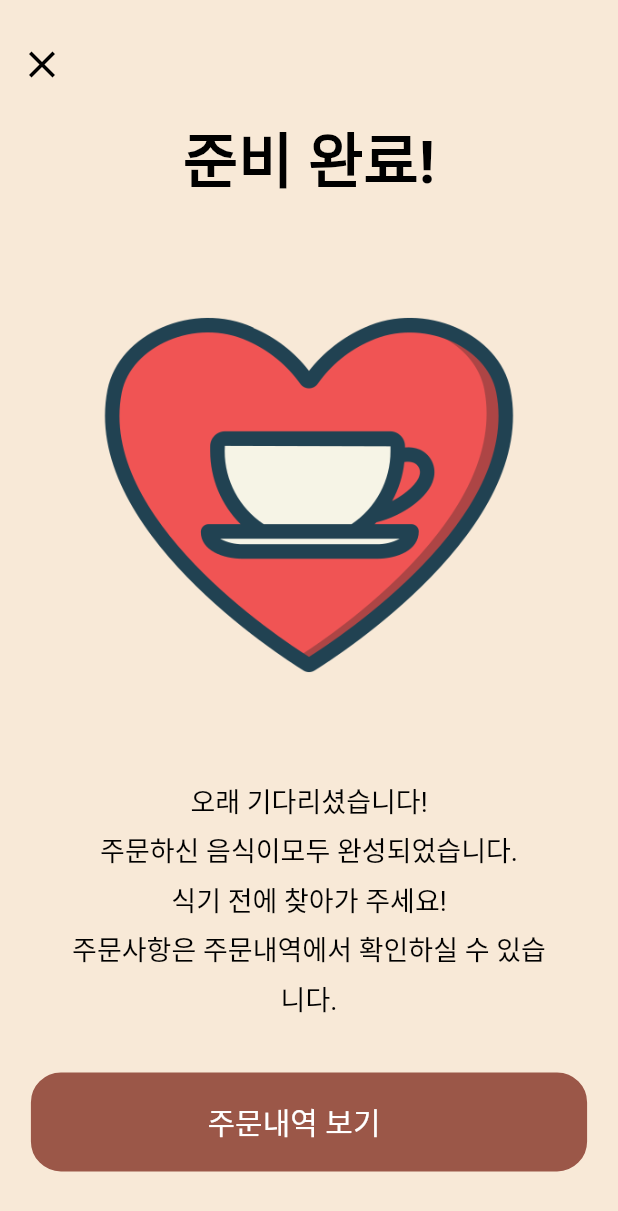
After one commit to sudurubackback/guncagaca, a Flutter app: the CompletePage screen opened directly, on a phone screen of 412 x 824 dp. The commit adds this screen. Shown: the top 1211 px of the screen. Run offline on Flutter 3.47's test engine with Material 2 defaults, Android fonts, the phone set to English and light mode, and no system bars; our stand-ins replace get; Roboto replaces fonts that are missing (omu).

Commit message:
✨ feat : 주문상태 구현 | 김제준

```diff
--- a/front/guncagaca/lib/home.dart
+++ b/front/guncagaca/lib/home.dart
@@ -1,6 +1,7 @@
 import 'package:flutter/material.dart';
 import 'order.dart';
 import 'mypage.dart';
+import 'orders/complete.dart';
 
 class HomePage extends StatefulWidget {
   @override
--- /dev/null
+++ b/front/guncagaca/lib/orders/complete.dart
@@ -0,0 +1,129 @@
+import 'dart:async';
+
+import 'package:flutter/material.dart';
+import 'package:flutter/services.dart';
+import 'package:get/get.dart';
+import 'package:guncagaca/loginpage.dart';
+
+import '../order.dart';
+
+class CompletePage extends StatefulWidget {
+
+  @override
+  _CompletePageState createState() => _CompletePageState();
+}
+
+class _CompletePageState extends State<CompletePage> {
+
+  Widget _buildTitleText(String text) {
+    return Padding(
+      padding: const EdgeInsets.symmetric(vertical: 20),
+      child: Text(
+        text,
+        style: const TextStyle(
+          fontSize: 40,
+          fontWeight: FontWeight.bold,
+          color: Colors.black,
+        ),
+      ),
+    );
+  }
+
+  Widget _buildSubText(String text) {
+    return Center(
+      child: Padding(
+        padding: EdgeInsets.only(top: 10, bottom: 35, left: MediaQuery.of(context).size.width * 0.1, right: MediaQuery.of(context).size.width * 0.1),
+        child: Text(
+          text,
+          style: const TextStyle(
+            fontSize: 18,
+            color: Colors.black,
+            height: 1.8
+          ),
+          textAlign: TextAlign.center, // 가운데 정렬 추가
+        ),
+      ),
+    );
+  }
+
+
+  @override
+  Widget build(BuildContext context) {
+    return Scaffold(
+      appBar: AppBar(
+        backgroundColor: Color(0xfff8e9d7),
+        leading: Padding(
+          padding: EdgeInsets.only(top: 20.0), // 아이콘을 아래로 이동
+          child: IconButton(
+            icon: Icon(Icons.close),
+            iconSize: 30.0,
+            color: Color(0xff000000),
+            onPressed: () {
+              Navigator.pop(context);
+            },
+          ),
+        ),
+        elevation: 0, // 밑 줄 제거
+      ),
+      body: Container(
+        color: Color(0xfff8e9d7),
+        child: Center(
+          child: Column(
+          mainAxisAlignment: MainAxisAlignment.start,
+          crossAxisAlignment: CrossAxisAlignment.center,
+          children: [
+            _buildTitleText("준비 완료!"),
+            Container(
+              width: 350,
+              height: 350,
+              padding: EdgeInsets.symmetric(vertical: 20.0), // 위아래로 패딩을 줍니다
+              child: Image.asset(
+                'assets/image/coffeelove.png',
+                fit: BoxFit.contain,
+              ),
+            ),
+          _buildSubText("오래 기다리셨습니다!\n주문하신 음식이모두 완성되었습니다.\n식기 전에 찾아가 주세요!\n주문사항은 주문내역에서 확인하실 수 있습니다."),
+            Container(
+              width: MediaQuery.of(context).size.width * 0.9,
+              height: MediaQuery.of(context).size.height * 0.08,
+              padding: EdgeInsets.only(left: 30.0, right: 50.0),
+              decoration: BoxDecoration(
+                border: Border.all(
+                  color: Color(0xff9B5748),
+                  width: 2.0,
+                ),
+                color: Color(0xff9B5748),
+                borderRadius: BorderRadius.circular(20.0),
+              ),
+              child: InkWell(
+                onTap: () {
+                  Navigator.push(
+                    context,
+                    MaterialPageRoute(builder: (context) => OrderPage()), // OrderPage로 이동
+                  );
+                },
+                child: const Center(
+                  child: Row(
+                    mainAxisAlignment: MainAxisAlignment.center,
+                    children: [
+                      Text(
+                        '주문내역 보기',
+                        style: TextStyle(fontSize: 20,
+                            color: Color(0xffffffff)),
+
+                      ),
+
+                    ],
+                  ),
+                ),
+              ),
+            ),
+
+          ],
+        ),
+      ),
+    ),
+
+    );
+  }
+}
```
Also changed, not shown: front/guncagaca/lib/orders/ordercancell.dart (added, +129 -0 lines), front/guncagaca/lib/orders/ordercomplete.dart (added, +129 -0 lines), front/guncagaca/lib/orders/orderwait.dart (added, +129 -0 lines).
